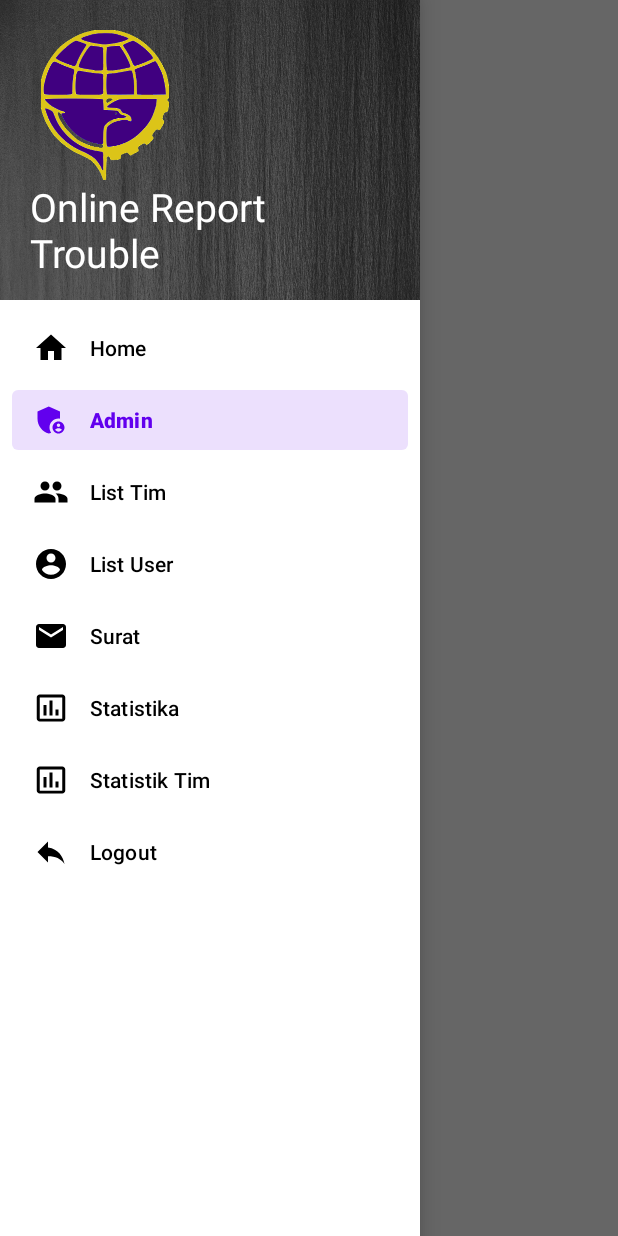
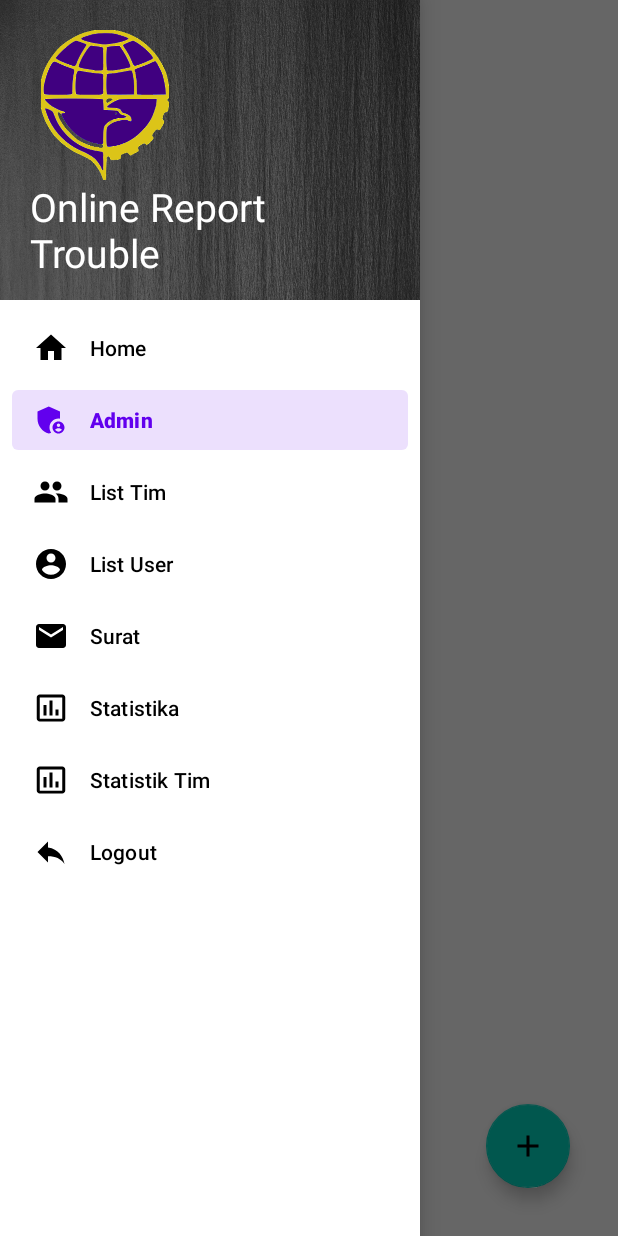
Before and after one commit to imamaHaykam/SIPJ, an Android app: the AdminActivity screen opened directly, with no data from a screen before it, after a tap on "Admin", on a phone screen of 412 x 824 dp. Run offline under Robolectric (Android 15) with nearby library versions, the phone set to English and light mode, and no system bars; 1 statement that could not run was skipped; 3 other taps on this screen came first.

Commit message:
Create sudah bisa

```diff
--- a/app/build.gradle
+++ b/app/build.gradle
@@ -40,6 +40,7 @@ dependencies {
     implementation 'com.squareup.retrofit2:retrofit:2.9.0'
     implementation 'com.squareup.retrofit2:converter-gson:2.9.0'
     implementation 'com.google.android.material:material:1.5.0-alpha03'
+    implementation 'androidx.swiperefreshlayout:swiperefreshlayout:1.2.0-alpha01'
     testImplementation 'junit:junit:4.13.2'
     androidTestImplementation 'androidx.test.ext:junit:1.1.3'
     androidTestImplementation 'androidx.test.espresso:espresso-core:3.4.0'
--- a/app/src/main/java/com/example/aplikasisipj/API/APIRequestData.java
+++ b/app/src/main/java/com/example/aplikasisipj/API/APIRequestData.java
@@ -3,9 +3,22 @@ package com.example.aplikasisipj.API;
 import com.example.aplikasisipj.Model.ResponseModel;
 
 import retrofit2.Call;
+import retrofit2.http.Field;
+import retrofit2.http.FormUrlEncoded;
 import retrofit2.http.GET;
+import retrofit2.http.POST;
 
 public interface APIRequestData {
     @GET("retrieve.php")
     Call<ResponseModel> ardRetrieveData();
+
+    @FormUrlEncoded
+    @POST("create.php")
+    Call<ResponseModel> ardcreateData(
+            @Field("Nama") String Nama,
+            @Field("Tanggal") String Tanggal,
+            @Field("Alamat") String Alamat,
+            @Field("Fasilitas") String Fasilitas,
+            @Field("Status") String Status
+    );
 }
--- a/app/src/main/java/com/example/aplikasisipj/AdminActivity.java
+++ b/app/src/main/java/com/example/aplikasisipj/AdminActivity.java
@@ -8,19 +8,24 @@ import androidx.core.view.GravityCompat;
 import androidx.drawerlayout.widget.DrawerLayout;
 import androidx.recyclerview.widget.LinearLayoutManager;
 import androidx.recyclerview.widget.RecyclerView;
+import androidx.swiperefreshlayout.widget.SwipeRefreshLayout;
 
 import android.content.Intent;
 import android.os.Bundle;
 import android.util.Log;
 import android.view.MenuItem;
+import android.view.View;
+import android.widget.ProgressBar;
 import android.widget.Toast;
 
 import com.example.aplikasisipj.API.APIRequestData;
 import com.example.aplikasisipj.API.RetroServer;
 import com.example.aplikasisipj.Activity.MainActivity;
+import com.example.aplikasisipj.Activity.TambahActivity;
 import com.example.aplikasisipj.Adapter.AdapterData;
 import com.example.aplikasisipj.Model.DataModel;
 import com.example.aplikasisipj.Model.ResponseModel;
+import com.google.android.material.floatingactionbutton.FloatingActionButton;
 import com.google.android.material.navigation.NavigationView;
 
 import java.io.PrintStream;
@@ -32,11 +37,14 @@ import retrofit2.Call;
 import retrofit2.Callback;
 import retrofit2.Response;
 
-public class AdminActivity extends AppCompatActivity implements NavigationView.OnNavigationItemSelectedListener {
+public class AdminActivity extends MainActivity {
     private RecyclerView rvData;
     private RecyclerView.Adapter adData;
     private RecyclerView.LayoutManager lmData;
     public List<DataModel> listData = new ArrayList<>();
+    private SwipeRefreshLayout srlData;
+    private ProgressBar pbData;
+    private FloatingActionButton fabTambah;
 
 
     DrawerLayout drawerLayout;
@@ -63,8 +71,35 @@ public class AdminActivity extends AppCompatActivity implements NavigationView.O
         navigationView.setNavigationItemSelectedListener(this);
 
         rvData = findViewById(R.id.rv_data);
+        srlData = findViewById(R.id.srl_data);
+        pbData = findViewById(R.id.pb_data);
+        fabTambah = findViewById(R.id.fab_tambah);
+
         lmData = new LinearLayoutManager(this, LinearLayoutManager.VERTICAL, false);
         rvData.setLayoutManager(lmData);
+
+        //retrieveData();
+
+        srlData.setOnRefreshListener(new SwipeRefreshLayout.OnRefreshListener() {
+            @Override
+            public void onRefresh() {
+                srlData.setRefreshing(true);
+                retrieveData();
+                srlData.setRefreshing(false);
+            }
+        });
+
+        fabTambah.setOnClickListener(new View.OnClickListener() {
+            @Override
+            public void onClick(View view) {
+                startActivity(new Intent(AdminActivity.this, TambahActivity.class));
+            }
+        });
+    }
+
+    @Override
+    protected void onResume() {
+        super.onResume();
         retrieveData();
     }
 
@@ -82,9 +117,7 @@ public class AdminActivity extends AppCompatActivity implements NavigationView.O
     public boolean onNavigationItemSelected(@NonNull MenuItem menuItem) {
 
         switch (menuItem.getItemId()) {
-            case R.id.nav_home:
-                Intent intent = new Intent(AdminActivity.this, AdminActivity.class);
-                startActivity(intent);
+            case R.id.nav_admin:
                 break;
         }
 
@@ -92,6 +125,8 @@ public class AdminActivity extends AppCompatActivity implements NavigationView.O
     }
 
     public void retrieveData(){
+        pbData.setVisibility(View.VISIBLE);
+
         APIRequestData ardData = RetroServer.konekRetrofit().create(APIRequestData.class);
         Call<ResponseModel> tampilData = ardData.ardRetrieveData();
 
@@ -101,7 +136,7 @@ public class AdminActivity extends AppCompatActivity implements NavigationView.O
                 int kode = response.body().getKode();
                 String pesan = response.body().getPesan();
 
-                Toast.makeText(AdminActivity.this, "Kode : "+kode+ "| Pesan : "+pesan, Toast.LENGTH_SHORT).show();
+                //Toast.makeText(AdminActivity.this, "Kode : "+kode+ "| Pesan : "+pesan, Toast.LENGTH_SHORT).show();
 
                 listData = response.body().getData();
 
@@ -109,14 +144,14 @@ public class AdminActivity extends AppCompatActivity implements NavigationView.O
                 rvData.setAdapter(adData);
                 adData.notifyDataSetChanged();
 
-                for(int i=0;i<listData.size();i++){
-                    System.out.println(listData.get(i));
-                }
+                pbData.setVisibility(View.INVISIBLE);
             }
 
             @Override
             public void onFailure(Call<ResponseModel> call, Throwable t) {
                 Toast.makeText(AdminActivity.this, "Gagal Menghubungi Server : "+t.getMessage(), Toast.LENGTH_SHORT).show();
+
+                pbData.setVisibility(View.INVISIBLE);
             }
         });
     }
--- /dev/null
+++ b/app/src/main/res/drawable/ic_baseline_add_24.xml
@@ -0,0 +1,5 @@
+<vector android:height="24dp" android:tint="#FFFFFF"
+    android:viewportHeight="24" android:viewportWidth="24"
+    android:width="24dp" xmlns:android="http://schemas.android.com/apk/res/android">
+    <path android:fillColor="@android:color/white" android:pathData="M19,13h-6v6h-2v-6H5v-2h6V5h2v6h6v2z"/>
+</vector>
--- a/app/src/main/res/layout/activity_admin.xml
+++ b/app/src/main/res/layout/activity_admin.xml
@@ -17,9 +17,12 @@
         app:menu="@menu/main_menu"
         android:layout_gravity="start"/>
 
-    <ScrollView
+    <androidx.swiperefreshlayout.widget.SwipeRefreshLayout
+        android:id="@+id/srl_data"
         android:layout_width="match_parent"
         android:layout_height="match_parent">
+
+
 
         <RelativeLayout
             android:layout_width="match_parent"
@@ -30,7 +33,8 @@
                 android:layout_width="match_parent"
                 android:layout_height="match_parent"
                 tools:listitem="@layout/card_item"
-                android:layout_marginTop="50dp"/>
+                android:layout_marginTop="50dp"
+                />
 
             <androidx.appcompat.widget.Toolbar
                 android:id="@+id/toolbar"
@@ -44,14 +48,30 @@
                 app:layout_constraintTop_toTopOf="parent"
                 app:navigationIcon="@drawable/ic_baseline_menu_30"/>
 
+            <ProgressBar
+                android:id="@+id/pb_data"
+                android:layout_width="wrap_content"
+                android:layout_height="wrap_content"
+                android:layout_centerInParent="true"
+                android:visibility="invisible"
+                />
 
-
-
-
-
+            <com.google.android.material.floatingactionbutton.FloatingActionButton
+                android:id="@+id/fab_tambah"
+                android:layout_width="wrap_content"
+                android:layout_height="wrap_content"
+                android:layout_alignParentBottom="true"
+                android:layout_alignParentRight="true"
+                android:clickable="true"
+                android:focusable="true"
+                android:layout_margin="32dp"
+                android:src="@drawable/ic_baseline_add_24"
+                />
 
         </RelativeLayout>
 
-    </ScrollView>
+
+    </androidx.swiperefreshlayout.widget.SwipeRefreshLayout>
+
 
 </androidx.drawerlayout.widget.DrawerLayout>
```
Also changed, not shown: app/src/main/AndroidManifest.xml (+12 -12 lines), app/src/main/java/com/example/aplikasisipj/Activity/TambahActivity.java (added, +88 -0 lines), app/src/main/res/layout/activity_tambah.xml (added, +96 -0 lines).
